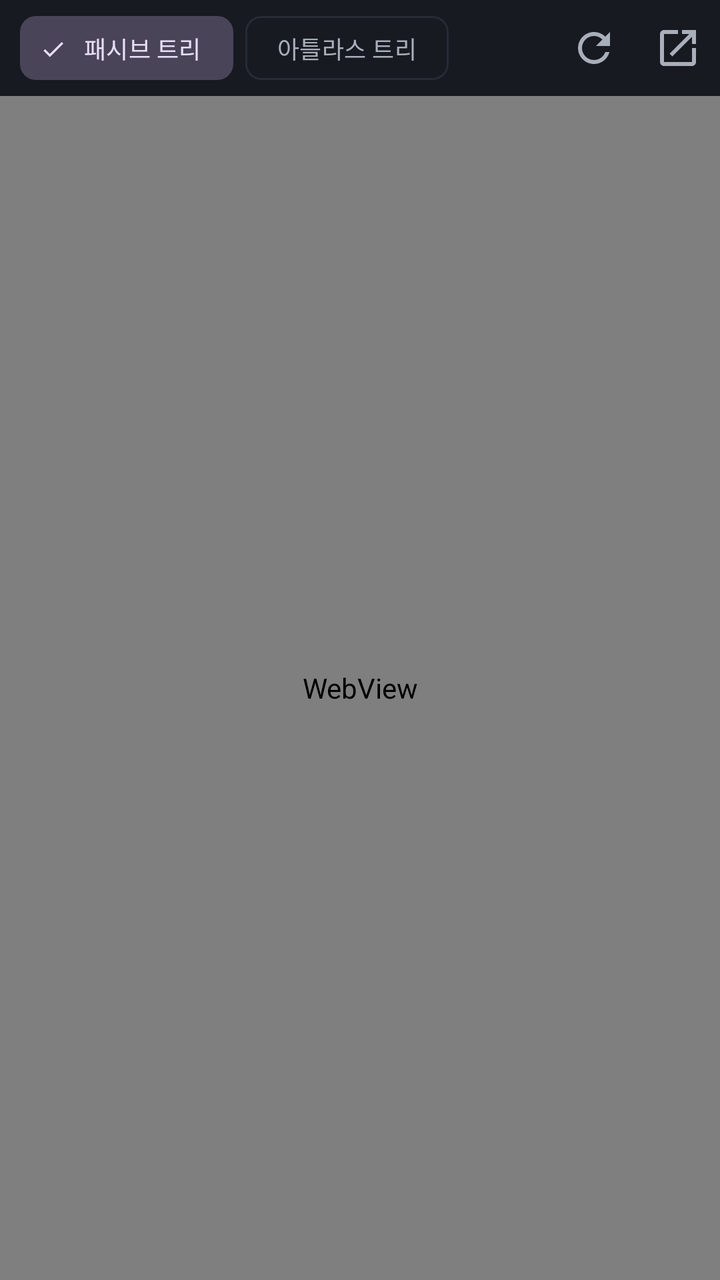
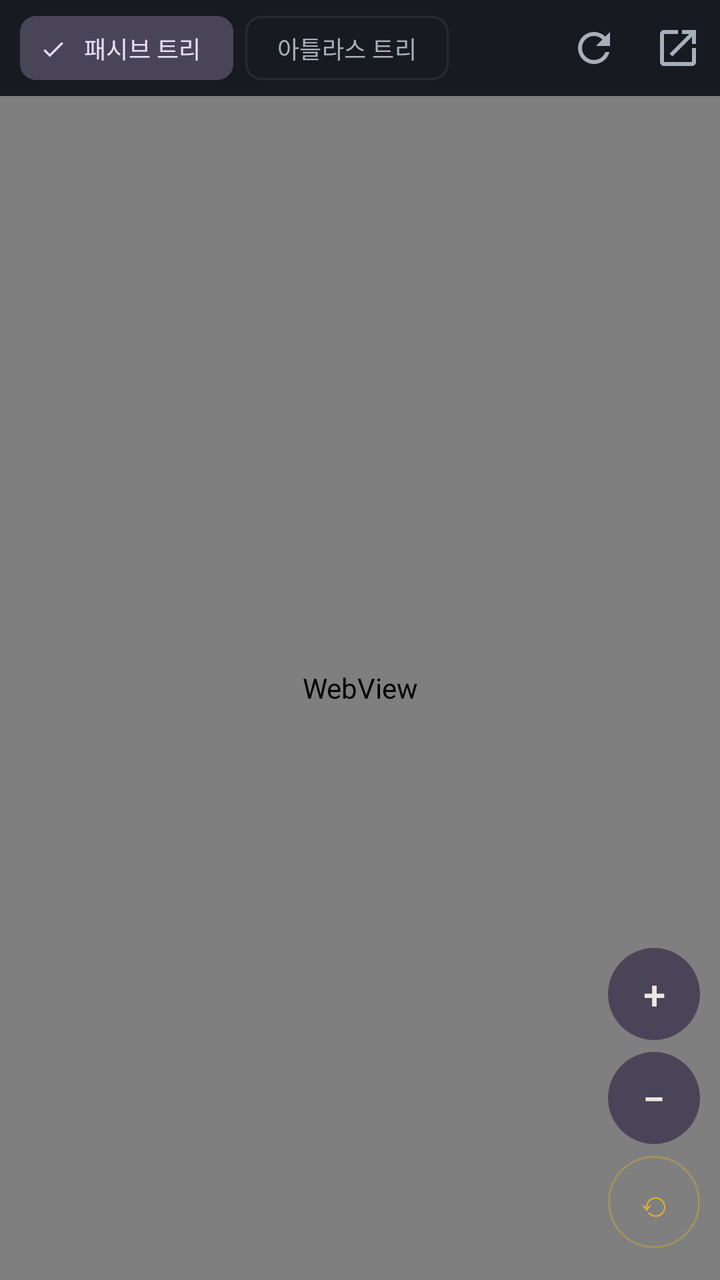

The first picture is an Android layout as it rendered before a commit; the second is the same layout after the commit. The layout source and the unified diff follow.
<!-- AndroidManifest.xml: application theme Theme.PoE2DB -->
<!-- res/layout/pane_tree.xml -->
<?xml version="1.0" encoding="utf-8"?>
<FrameLayout xmlns:android="http://schemas.android.com/apk/res/android"
    xmlns:app="http://schemas.android.com/apk/res-auto"
    android:layout_width="match_parent"
    android:layout_height="match_parent">

    <LinearLayout
        android:layout_width="match_parent"
        android:layout_height="match_parent"
        android:orientation="vertical">

        <LinearLayout
            android:layout_width="match_parent"
            android:layout_height="wrap_content"
            android:background="@color/surface"
            android:gravity="center_vertical"
            android:orientation="horizontal">

            <com.google.android.material.chip.ChipGroup
                android:id="@+id/treeModeGroup"
                android:layout_width="0dp"
                android:layout_height="wrap_content"
                android:layout_weight="1"
                android:paddingStart="10dp"
                android:paddingEnd="10dp"
                app:chipSpacingHorizontal="6dp"
                app:selectionRequired="true"
                app:singleLine="true"
                app:singleSelection="true">

                <com.google.android.material.chip.Chip
                    android:id="@+id/chipPassiveTree"
                    style="@style/Widget.Material3.Chip.Filter"
                    android:layout_width="wrap_content"
                    android:layout_height="wrap_content"
                    android:checked="true"
                    android:text="@string/tree_passive" />

                <com.google.android.material.chip.Chip
                    android:id="@+id/chipAtlasTree"
                    style="@style/Widget.Material3.Chip.Filter"
                    android:layout_width="wrap_content"
                    android:layout_height="wrap_content"
                    android:text="@string/tree_atlas" />
            </com.google.android.material.chip.ChipGroup>

            <ImageButton
                android:id="@+id/btnTreeRefresh"
                android:layout_width="42dp"
                android:layout_height="42dp"
                android:background="?attr/selectableItemBackgroundBorderless"
                android:contentDescription="@string/detail_refresh"
                android:padding="10dp"
                android:src="@drawable/ic_refresh" />

            <ImageButton
                android:id="@+id/btnTreeOpen"
                android:layout_width="42dp"
                android:layout_height="42dp"
                android:background="?attr/selectableItemBackgroundBorderless"
                android:contentDescription="@string/detail_open_browser"
                android:padding="10dp"
                android:src="@drawable/ic_open_in_new" />
        </LinearLayout>

        <com.google.android.material.progressindicator.LinearProgressIndicator
            android:id="@+id/treeProgress"
            android:layout_width="match_parent"
            android:layout_height="wrap_content"
            android:indeterminate="false"
            android:max="100"
            android:visibility="gone"
            app:indicatorColor="@color/gold"
            app:trackColor="@color/divider"
            app:trackThickness="2dp" />

        <WebView
            android:id="@+id/treeWebView"
            android:layout_width="match_parent"
            android:layout_height="0dp"
            android:layout_weight="1"
            android:background="@color/bg" />
    </LinearLayout>
</FrameLayout>
<!-- resources referenced by this layout -->
<resources>
  <color name="bg">#111216</color>
  <color name="divider">#262B35</color>
  <color name="gold">#D4AF37</color>
  <color name="surface">#171A21</color>
  <!-- drawable ic_open_in_new (drawable) -->
  <vector xmlns:android="http://schemas.android.com/apk/res/android"
      android:width="24dp"
      android:height="24dp"
      android:viewportWidth="24"
      android:viewportHeight="24">
      <path
          android:fillColor="@color/text_secondary"
          android:pathData="M19,19H5V5h7V3H5c-1.11,0 -2,0.9 -2,2v14c0,1.1 0.89,2 2,2h14c1.1,0 2,-0.9 2,-2v-7h-2v7zM14,3v2h3.59l-9.83,9.83 1.41,1.41L19,6.41V10h2V3h-7z" />
  </vector>
  <!-- drawable ic_refresh (drawable) -->
  <vector xmlns:android="http://schemas.android.com/apk/res/android"
      android:width="24dp"
      android:height="24dp"
      android:viewportWidth="24"
      android:viewportHeight="24">
      <path
          android:fillColor="@color/text_secondary"
          android:pathData="M17.65,6.35C16.2,4.9 14.21,4 12,4c-4.42,0 -7.99,3.58 -7.99,8s3.57,8 7.99,8c3.73,0 6.84,-2.55 7.73,-6h-2.08c-0.82,2.33 -3.04,4 -5.65,4 -3.31,0 -6,-2.69 -6,-6s2.69,-6 6,-6c1.66,0 3.14,0.69 4.22,1.78L13,11h7V4l-2.35,2.35z" />
  </vector>
  <string name="detail_open_browser">브라우저로 열기</string>
  <string name="detail_refresh">새로고침</string>
  <string name="tree_atlas">아틀라스 트리</string>
  <string name="tree_passive">패시브 트리</string>
  <style name="Theme.PoE2DB" parent="Theme.Material3.Dark.NoActionBar">
          <item name="colorPrimary">@color/gold</item>
          <item name="colorOnPrimary">@color/on_gold</item>
          <item name="colorPrimaryContainer">@color/surface_high</item>
          <item name="colorOnPrimaryContainer">@color/gold_soft</item>
          <item name="colorSecondary">@color/gold</item>
          <item name="colorOnSecondary">@color/on_gold</item>
          <item name="colorSurface">@color/surface</item>
          <item name="colorOnSurface">@color/text_primary</item>
          <item name="colorSurfaceVariant">@color/surface_high</item>
          <item name="colorOnSurfaceVariant">@color/text_secondary</item>
          <item name="colorOutline">@color/divider</item>
          <item name="android:colorBackground">@color/bg</item>
          <item name="colorOnBackground">@color/text_primary</item>
          <item name="android:statusBarColor">@color/bg</item>
          <item name="android:navigationBarColor">@color/bg</item>
          <item name="android:windowLightStatusBar">false</item>
          <item name="android:windowBackground">@color/bg</item>
          <item name="android:forceDarkAllowed" tools:targetApi="q">false</item>
          <item name="chipStyle">@style/Widget.PoE2DB.Chip</item>
      </style>
  <color name="text_secondary">#A9AFBA</color>
  <color name="on_gold">#14161B</color>
  <color name="surface_high">#1E222B</color>
  <color name="gold_soft">#E8C86A</color>
  <color name="text_primary">#ECE8E1</color>
  <style name="Widget.PoE2DB.Chip" parent="Widget.Material3.Chip.Filter">
          <item name="chipBackgroundColor">@color/chip_bg</item>
          <item name="chipStrokeColor">@color/chip_stroke</item>
          <item name="chipStrokeWidth">1dp</item>
          <item name="android:textColor">@color/chip_text</item>
          <item name="android:textSize">12sp</item>
          <item name="chipMinHeight">32dp</item>
          <item name="checkedIconVisible">false</item>
          <item name="chipIconVisible">false</item>
          <item name="ensureMinTouchTargetSize">false</item>
      </style>
</resources>

<!-- the commit's change to res/layout/pane_tree.xml (unified diff, before → after) -->
@@ -81,4 +81,55 @@
             android:layout_weight="1"
             android:background="@color/bg" />
     </LinearLayout>
+
+    <LinearLayout
+        android:layout_width="wrap_content"
+        android:layout_height="wrap_content"
+        android:layout_gravity="end|bottom"
+        android:layout_marginEnd="10dp"
+        android:layout_marginBottom="16dp"
+        android:orientation="vertical">
+
+        <com.google.android.material.button.MaterialButton
+            android:id="@+id/btnTreeZoomIn"
+            style="@style/Widget.Material3.Button.TonalButton"
+            android:layout_width="46dp"
+            android:layout_height="46dp"
+            android:insetTop="0dp"
+            android:insetBottom="0dp"
+            android:minWidth="0dp"
+            android:padding="0dp"
+            android:text="+"
+            android:textColor="@color/text_primary"
+            android:textSize="20sp" />
+
+        <com.google.android.material.button.MaterialButton
+            android:id="@+id/btnTreeZoomOut"
+            style="@style/Widget.Material3.Button.TonalButton"
+            android:layout_width="46dp"
+            android:layout_height="46dp"
+            android:layout_marginTop="6dp"
+            android:insetTop="0dp"
+            android:insetBottom="0dp"
+            android:minWidth="0dp"
+            android:padding="0dp"
+            android:text="−"
+            android:textColor="@color/text_primary"
+            android:textSize="20sp" />
+
+        <com.google.android.material.button.MaterialButton
+            android:id="@+id/btnTreeZoomReset"
+            style="@style/Widget.Material3.Button.OutlinedButton"
+            android:layout_width="46dp"
+            android:layout_height="46dp"
+            android:layout_marginTop="6dp"
+            android:insetTop="0dp"
+            android:insetBottom="0dp"
+            android:minWidth="0dp"
+            android:padding="0dp"
+            android:text="⟲"
+            android:textColor="@color/gold"
+            android:textSize="18sp"
+            app:strokeColor="@color/gold_40" />
+    </LinearLayout>
 </FrameLayout>
<!-- resource entries referenced after the edit -->
@@ -3,6 +3,7 @@
   <color name="bg">#111216</color>
   <color name="divider">#262B35</color>
   <color name="gold">#D4AF37</color>
+  <color name="gold_40">#66D4AF37</color>
   <color name="surface">#171A21</color>
   <!-- drawable ic_open_in_new (drawable) -->
   <vector xmlns:android="http://schemas.android.com/apk/res/android"
